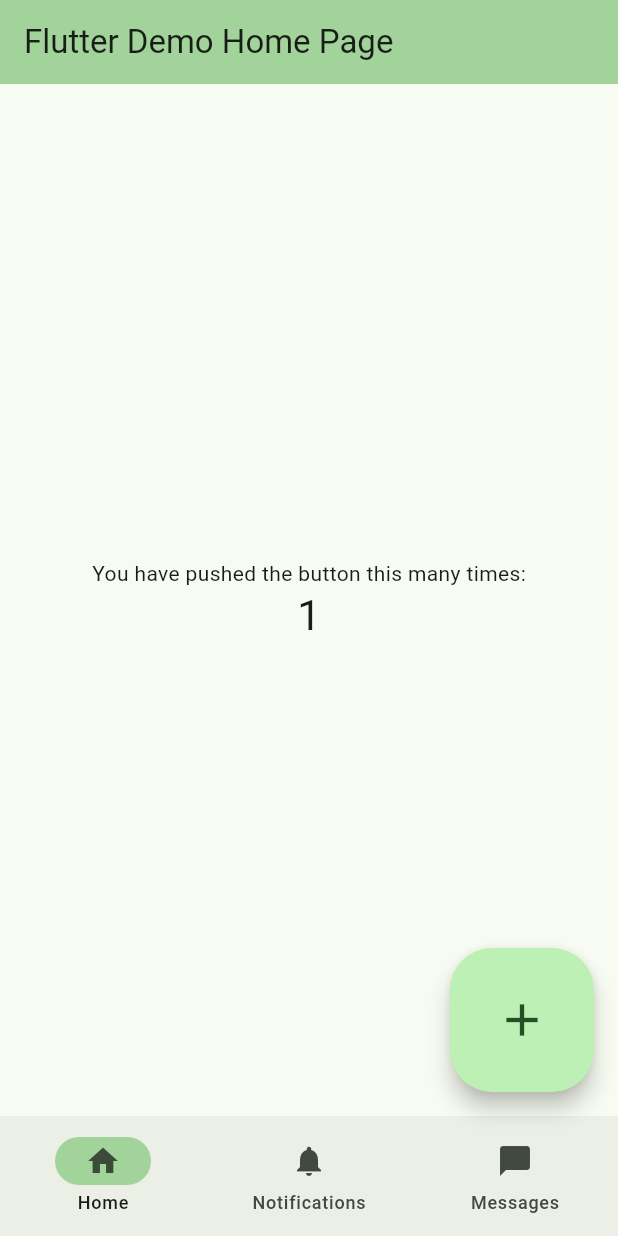
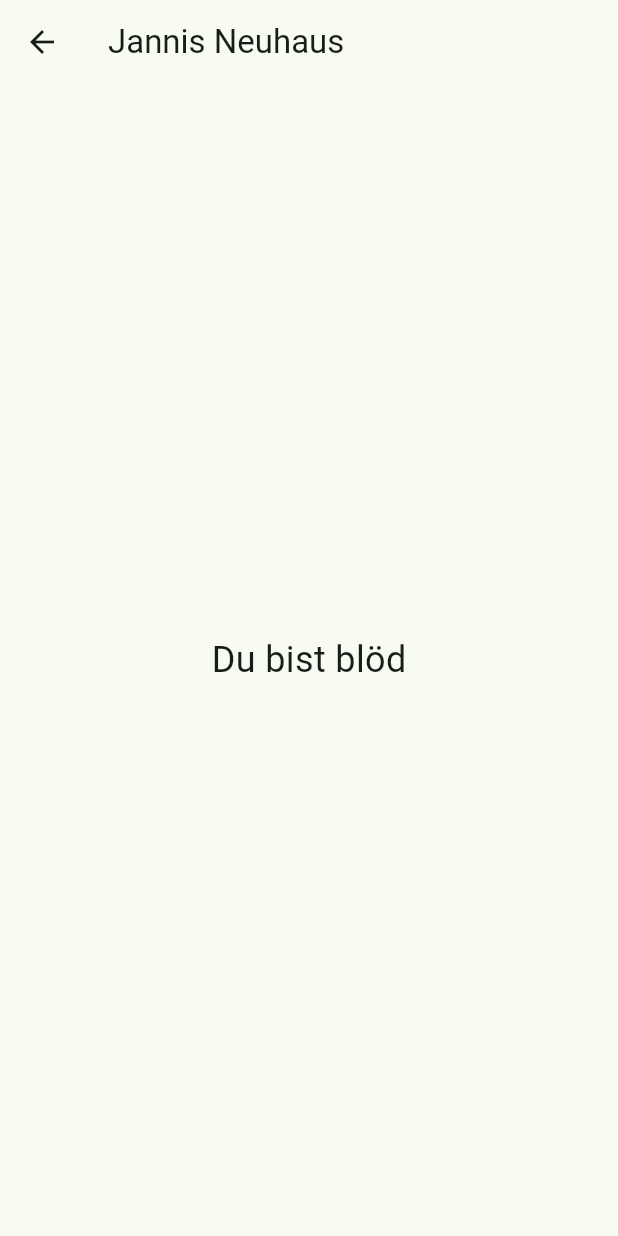
Before and after one commit to Driemtax/connect2, a Flutter app: the screen it shows after launch, after a tap on the "add" icon, on a phone screen of 412 x 824 dp. Run offline on Flutter 3.47's test engine with Material 3 defaults, Android fonts, the light colour scheme and no system bars.

Commit message:
feat: Added new view to navbar and button.onclick

```diff
--- a/lib/main.dart
+++ b/lib/main.dart
@@ -1,4 +1,5 @@
 import 'package:flutter/material.dart';
+import 'package:connect2/screens/person_card_view.dart';
 
 void main() {
   runApp(const MyApp());
@@ -7,126 +8,67 @@ void main() {
 class MyApp extends StatelessWidget {
   const MyApp({super.key});
 
-  // This widget is the root of your application.
   @override
   Widget build(BuildContext context) {
     return MaterialApp(
       title: 'Flutter Demo',
       theme: ThemeData(
-        // This is the theme of your application.
-        //
-        // TRY THIS: Try running your application with "flutter run". You'll see
-        // the application has a purple toolbar. Then, without quitting the app,
-        // try changing the seedColor in the colorScheme below to Colors.green
-        // and then invoke "hot reload" (save your changes or press the "hot
-        // reload" button in a Flutter-supported IDE, or press "r" if you used
-        // the command line to start the app).
-        //
-        // Notice that the counter didn't reset back to zero; the application
-        // state is not lost during the reload. To reset the state, use hot
-        // restart instead.
-        //
-        // This works for code too, not just values: Most code changes can be
-        // tested with just a hot reload.
         colorScheme: ColorScheme.fromSeed(seedColor: Colors.green),
         useMaterial3: true,
       ),
       debugShowCheckedModeBanner: false,
-      home: const MyHomePage(title: 'Flutter Demo Home Page'),
+      home: const MyHomePage(),
     );
   }
 }
 
 class MyHomePage extends StatefulWidget {
-  const MyHomePage({super.key, required this.title});
-
-  // This widget is the home page of your application. It is stateful, meaning
-  // that it has a State object (defined below) that contains fields that affect
-  // how it looks.
-
-  // This class is the configuration for the state. It holds the values (in this
-  // case the title) provided by the parent (in this case the App widget) and
-  // used by the build method of the State. Fields in a Widget subclass are
-  // always marked "final".
-
-  final String title;
+  const MyHomePage({super.key});
 
   @override
   State<MyHomePage> createState() => _MyHomePageState();
 }
 
 class _MyHomePageState extends State<MyHomePage> {
-  int _counter = 0;
+  int _selectedIndex = 0;
 
-  void _incrementCounter() {
+  // Hier definierst du die verschiedenen Views, die je nach ausgewähltem Index angezeigt werden sollen
+  static const List<Widget> _widgetOptions = <Widget>[
+    Text('Home View'),
+    PersonCardView(),  // Neue View, die in der Navigation Bar angezeigt werden soll
+    Text('Notifications View'),
+  ];
+
+  void _onItemTapped(int index) {
     setState(() {
-      // This call to setState tells the Flutter framework that something has
-      // changed in this State, which causes it to rerun the build method below
-      // so that the display can reflect the updated values. If we changed
-      // _counter without calling setState(), then the build method would not be
-      // called again, and so nothing would appear to happen.
-      _counter++;
+      _selectedIndex = index;  // Aktualisiert den ausgewählten Index
     });
   }
 
   @override
   Widget build(BuildContext context) {
-    // This method is rerun every time setState is called, for instance as done
-    // by the _incrementCounter method above.
-    //
-    // The Flutter framework has been optimized to make rerunning build methods
-    // fast, so that you can just rebuild anything that needs updating rather
-    // than having to individually change instances of widgets.
     return Scaffold(
       appBar: AppBar(
-        // TRY THIS: Try changing the color here to a specific color (to
-        // Colors.amber, perhaps?) and trigger a hot reload to see the AppBar
-        // change color while the other colors stay the same.
+        title: const Text('Flutter Navigation Example'),
         backgroundColor: Theme.of(context).colorScheme.inversePrimary,
-        // Here we take the value from the MyHomePage object that was created by
-        // the App.build method, and use it to set our appbar title.
-        title: Text(widget.title),
       ),
       body: Center(
-        // Center is a layout widget. It takes a single child and positions it
-        // in the middle of the parent.
-        child: Column(
-          // Column is also a layout widget. It takes a list of children and
-          // arranges them vertically. By default, it sizes itself to fit its
-          // children horizontally, and tries to be as tall as its parent.
-          //
-          // Column has various properties to control how it sizes itself and
-          // how it positions its children. Here we use mainAxisAlignment to
-          // center the children vertically; the main axis here is the vertical
-          // axis because Columns are vertical (the cross axis would be
-          // horizontal).
-          //
-          // TRY THIS: Invoke "debug painting" (choose the "Toggle Debug Paint"
-          // action in the IDE, or press "p" in the console), to see the
-          // wireframe for each widget.
-          mainAxisAlignment: MainAxisAlignment.center,
-          children: <Widget>[
-            const Text(
-              'You have pushed the button this many times:',
-            ),
-            Text(
-              '$_counter',
-              style: Theme.of(context).textTheme.headlineMedium,
-            ),
-          ],
-        ),
+        child: _widgetOptions.elementAt(_selectedIndex),  // Wählt die View basierend auf dem Index aus
       ),
       floatingActionButton: FloatingActionButton.large(
-        onPressed: _incrementCounter,
+        onPressed: () {
+          Navigator.push(
+            context,
+            MaterialPageRoute(builder: (context) => PersonCardView()),
+          );
+        },
         tooltip: 'Increment',
         child: const Icon(Icons.add),
       ),
       bottomNavigationBar: NavigationBar(
-        onDestinationSelected: (int index) {
-
-        },
+        selectedIndex: _selectedIndex,  // Der aktuell ausgewählte Index
+        onDestinationSelected: _onItemTapped,  // Ruft die Funktion auf, um den Index zu ändern
         indicatorColor: Theme.of(context).colorScheme.inversePrimary,
-
         destinations: const <Widget>[
           NavigationDestination(
             selectedIcon: Icon(Icons.home),
@@ -134,12 +76,12 @@ class _MyHomePageState extends State<MyHomePage> {
             label: 'Home',
           ),
           NavigationDestination(
-            icon: Icon(Icons.notifications),
-            label: 'Notifications',
+            icon: Icon(Icons.person),
+            label: 'Person View',
           ),
           NavigationDestination(
-            icon: Icon(Icons.messenger),
-            label: 'Messages',
+            icon: Icon(Icons.notifications),
+            label: 'Notification',
           ),
         ],
       ),
--- /dev/null
+++ b/lib/screens/person_card_view.dart
@@ -0,0 +1,20 @@
+import 'package:flutter/material.dart';
+
+class PersonCardView extends StatelessWidget {
+  const PersonCardView({super.key});
+
+  @override
+  Widget build(BuildContext context) {
+    return Scaffold(
+      appBar: AppBar(
+        title: Text('Jannis Neuhaus'),
+      ),
+      body: Center(
+        child: Text(
+          'Du bist blöd',
+          style: TextStyle(fontSize: 24),
+        ),
+      ),
+    );
+  }
+}
```
